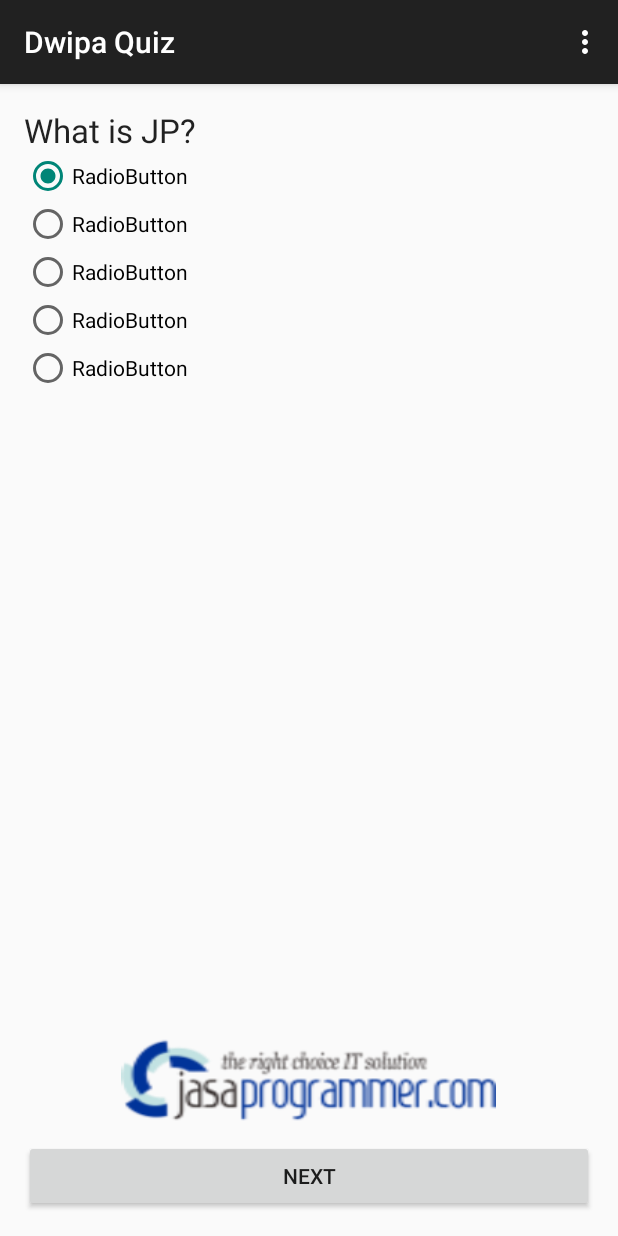
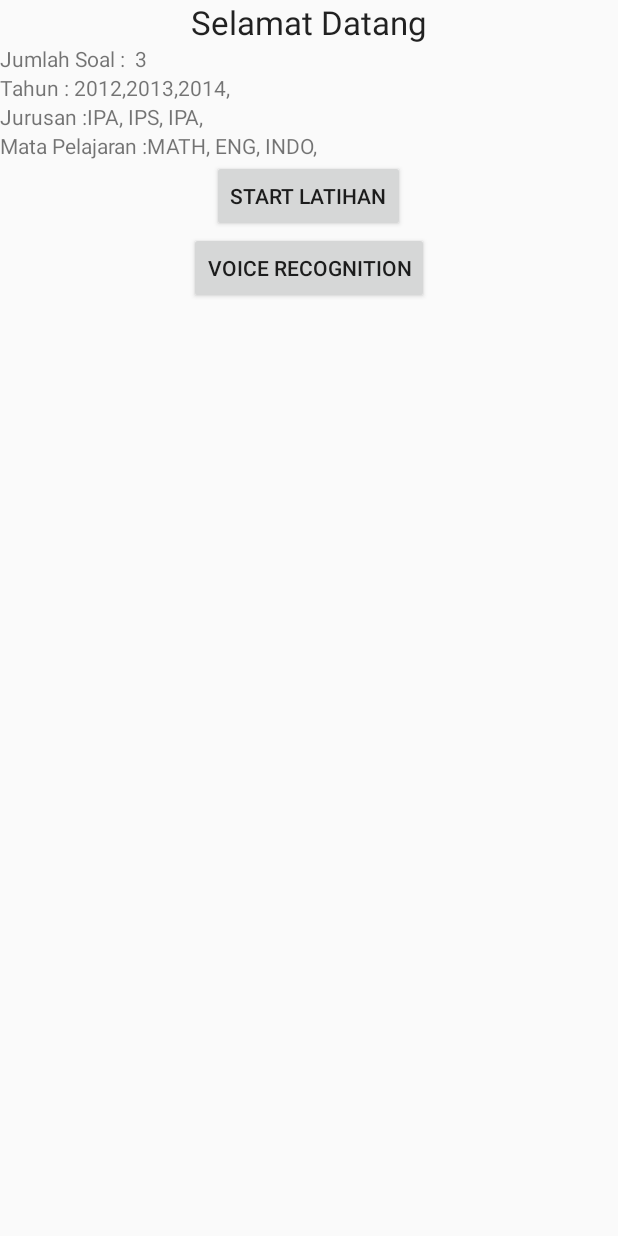
Before and after one commit to kadekParwanta/DwipaQuiz, an Android app: the screen it shows after launch (QuizActivity before the commit, MainActivity after it), on a phone screen of 412 x 824 dp. Run offline under Robolectric (Android 15) with nearby library versions, the phone set to English and light mode, and no system bars.

Commit message:
Add MainActivity

```diff
--- /dev/null
+++ b/app/src/main/java/tk/dwipayana/dwipaquiz/MainActivity.java
@@ -0,0 +1,92 @@
+package tk.dwipayana.dwipaquiz;
+
+import android.app.Activity;
+import android.content.Context;
+import android.content.Intent;
+import android.os.Bundle;
+import android.view.View;
+import android.widget.Button;
+import android.widget.TextView;
+
+import java.util.List;
+
+import tk.dwipayana.dwipaquiz.helper.DbHelper;
+import tk.dwipayana.dwipaquiz.model.Question;
+
+/**
+ * Created by Kadek Juliana Parwanta on 4/23/15.
+ */
+public class MainActivity extends Activity {
+    private DbHelper dbHelper;
+    private Context mContext;
+    private TextView tvSoal;
+    private TextView tvTahun;
+    private TextView tvJurusan;
+    private TextView tvMataPel;
+    private Button btnStart;
+    private Button btnVoice;
+
+    @Override
+    protected void onCreate(Bundle savedInstanceState) {
+        super.onCreate(savedInstanceState);
+        mContext = this;
+        dbHelper = new DbHelper(mContext);
+        addSampleQuestions();
+        setContentView(R.layout.activity_main);
+        tvSoal = (TextView) findViewById(R.id.tvSoal);
+        tvTahun = (TextView) findViewById(R.id.tvTahun);
+        tvJurusan = (TextView) findViewById(R.id.tvJurusan);
+        tvMataPel = (TextView) findViewById(R.id.tvMataPel);
+        btnStart = (Button) findViewById(R.id.button_start);
+        btnVoice = (Button) findViewById(R.id.btnVoiceRec);
+
+        int soalCount = dbHelper.rowCount();
+        tvSoal.append(" "+soalCount);
+
+        List<Integer> yearList = dbHelper.getYearList();
+        for (Integer i : yearList) {
+            tvTahun.append(i + ",");
+            List<Question.MAJOR> majorList = dbHelper.getMajorListInYear(i);
+            for (Question.MAJOR major : majorList) {
+                tvJurusan.append(major.name() + ", ");
+                List<Question.TOPICS> topicsList = dbHelper.getTopicListInYearAndMajor(i,major);
+                for (Question.TOPICS topic : topicsList) tvMataPel.append(topic.name() + ", ");
+            }
+        }
+
+        btnStart.setOnClickListener(new View.OnClickListener() {
+            @Override
+            public void onClick(View view) {
+                Intent i = new Intent();
+                i.setClass(mContext, QuizActivity.class);
+                startActivity(i);
+            }
+        });
+
+        btnVoice.setOnClickListener(new View.OnClickListener() {
+            @Override
+            public void onClick(View view) {
+                Intent i = new Intent();
+                i.setClass(mContext, VoiceRecognitionActivity.class);
+                startActivity(i);
+            }
+        });
+    }
+
+    public void addSampleQuestions()
+    {
+        if (dbHelper.rowCount() > 0) return;
+        String[] options1 = {"12", "179", "917", "791"};
+        Question q1=new Question(2012, Question.TOPICS.MATH, Question.MAJOR.IPA, "Hitung 200 - 3 = ?", options1, "197", "iauhsfkhal");
+        dbHelper.addQuestion(q1);
+
+        String[] options2 = {"Monday", "Tuesday", "Wednesday", "Thursday"};
+        Question q2=new Question(2013, Question.TOPICS.ENG, Question.MAJOR.IPS, "What day is 26 Juli 1987?", options2, "Sunday", "iauhsfkhal");
+        dbHelper.addQuestion(q2);
+
+
+        String[] options3 = {"Aku", "Kamu", "Mereka","Dia"};
+        Question q3=new Question(2014, Question.TOPICS.INDO, Question.MAJOR.IPA, "Siapa presiden pertama Indonesia?", options3, "ir. Soekarno", "iauhsfkhal");
+        dbHelper.addQuestion(q3);
+    }
+}
--- a/app/src/main/java/tk/dwipayana/dwipaquiz/QuizActivity.java
+++ b/app/src/main/java/tk/dwipayana/dwipaquiz/QuizActivity.java
@@ -8,6 +8,7 @@ import android.view.Menu;
 import android.view.MenuItem;
 import android.view.View;
 import android.widget.Button;
+import android.widget.ProgressBar;
 import android.widget.RadioButton;
 import android.widget.RadioGroup;
 import android.widget.TextView;
@@ -26,11 +27,12 @@ public class QuizActivity extends ActionBarActivity {
     int qid=0;
     int totalQuestions;
     Question currentQ;
-    TextView txtQuestion;
+    TextView txtQuestion, txtTahun, txtMataPel;
     RadioButton rda, rdb, rdc, rdd, rde;
     RadioGroup radioGroup1;
     Button butNext;
     DbHelper db;
+    private ProgressBar progressBar;
 
     @Override
     protected void onCreate(Bundle savedInstanceState) {
@@ -38,9 +40,9 @@ public class QuizActivity extends ActionBarActivity {
         setContentView(R.layout.activity_quiz);
 
         db=new DbHelper(this);
-        addSampleQuestions();
         quesList=db.getAllQuestions();
         currentQ=quesList.get(qid);
+        totalQuestions = db.rowCount();
 
         txtQuestion=(TextView)findViewById(R.id.textView1);
         radioGroup1 = (RadioGroup)findViewById(R.id.radioGroup1);
@@ -55,6 +57,10 @@ public class QuizActivity extends ActionBarActivity {
         rde = (RadioButton)findViewById(R.id.radio4);
         rde.setTag(4);
         butNext=(Button)findViewById(R.id.button1);
+        txtTahun = (TextView) findViewById(R.id.tv_tahun);
+        txtMataPel = (TextView) findViewById(R.id.tv_mata_pel);
+        progressBar = (ProgressBar) findViewById(R.id.progressBarQuest);
+        progressBar.setMax(totalQuestions);
 
         setQuestionView();
 
@@ -67,9 +73,7 @@ public class QuizActivity extends ActionBarActivity {
                     currentQ=quesList.get(qid);
                     setQuestionView();
                 }else{
-                    //TODO: put the voice recognition somewhere else
-//                    Intent intent = new Intent(QuizActivity.this, ResultActivity.class);
-                    Intent intent = new Intent(QuizActivity.this, VoiceRecognitionActivity.class);
+                    Intent intent = new Intent(QuizActivity.this, ResultActivity.class);
                     Bundle b = new Bundle();
                     b.putInt("score", score);
                     intent.putExtras(b);
@@ -106,8 +110,9 @@ public class QuizActivity extends ActionBarActivity {
 
     private void setQuestionView()
     {
-        totalQuestions = db.rowCount();
-        txtQuestion.setText(currentQ.getQuestion());
+        txtTahun.setText("Tahun: " + currentQ.getYear());
+        txtMataPel.setText("Mata Pelajaran " + currentQ.getTopic().toString().toLowerCase());
+        txtQuestion.setText(qid + 1 + " . " + currentQ.getQuestion());
         String[] options = currentQ.getOptions();
         Random rand = new Random();
         int i = rand.nextInt(5);
@@ -124,23 +129,6 @@ public class QuizActivity extends ActionBarActivity {
             k++;
         }
         qid++;
-    }
-
-    public void addSampleQuestions()
-    {
-        if (db.rowCount() > 0) return;
-
-        String[] options1 = {"Abundance", "Anxiety", "Bruxism", "Discipline"};
-        Question q1=new Question(2012, Question.TOPICS.INDO, Question.MAJOR.IPA, "What is JP?", options1, "Jasa Programmer1", "iauhsfkhal");
-        db.addQuestion(q1);
-
-        String[] options2 = {"Monas, Jakarta", "Gelondong, Bangun Tapan, bantul", "Gelondong, Bangun Tapan, bandul", "Gelondong, Bangun Tapan, bantul"};
-        Question q2=new Question(2012, Question.TOPICS.INDO, Question.MAJOR.IPA, "where the JP place?", options2, "Gelondong, Bangun Tapan, bantul2", "iauhsfkhal");
-        db.addQuestion(q2);
-
-
-        String[] options3 = {"JP is programmer home", "JP also realigy home", "all answer is true","all answer is true"};
-        Question q3=new Question(2012, Question.TOPICS.INDO, Question.MAJOR.IPA, "what do you know about JP?", options3, "all answer is true3", "iauhsfkhal");
-        db.addQuestion(q3);
+        progressBar.setProgress(qid);
     }
 }
--- a/app/src/main/java/tk/dwipayana/dwipaquiz/helper/DbHelper.java
+++ b/app/src/main/java/tk/dwipayana/dwipaquiz/helper/DbHelper.java
@@ -5,10 +5,12 @@ import android.content.Context;
 import android.database.Cursor;
 import android.database.sqlite.SQLiteDatabase;
 import android.database.sqlite.SQLiteOpenHelper;
+import android.util.Log;
 
 import java.util.ArrayList;
 import java.util.HashSet;
 import java.util.List;
+import java.util.Random;
 
 import tk.dwipayana.dwipaquiz.model.Question;
 
@@ -118,10 +120,22 @@ public class DbHelper extends SQLiteOpenHelper {
                     String optB = cursor.getString(cursor.getColumnIndex(KEY_OPTB));
                     String optC = cursor.getString(cursor.getColumnIndex(KEY_OPTC));
                     String optD = cursor.getString(cursor.getColumnIndex(KEY_OPTD));
-                    options[0] = optA;
-                    options[1] = optB;
-                    options[2] = optC;
-                    options[3] = optD;
+                    Random rand = new Random();
+                    int a = rand.nextInt(4);
+                    options[a] = optA;
+
+                    int b = rand.nextInt(4);
+                    while (b == a) b = rand.nextInt(4);
+                    options[b] = optB;
+
+                    int c = rand.nextInt(4);
+                    while (c == b || c == a) c = rand.nextInt(4);
+                    options[c] = optC;
+
+                    int d = rand.nextInt(4);
+                    while (d == c || d == b || d == a) d = rand.nextInt(4);
+                    options[d] = optD;
+
                     quest.setOptions(options);
 
                     quest.setSolutionID(cursor.getString(cursor.getColumnIndex(KEY_SOLUTION_ID)));
--- /dev/null
+++ b/app/src/main/res/layout/activity_main.xml
@@ -0,0 +1,52 @@
+<?xml version="1.0" encoding="utf-8"?>
+<LinearLayout xmlns:android="http://schemas.android.com/apk/res/android"
+    android:orientation="vertical" android:layout_width="match_parent"
+    android:layout_height="match_parent">
+
+    <TextView
+        android:layout_width="wrap_content"
+        android:layout_height="wrap_content"
+        android:textAppearance="?android:attr/textAppearanceLarge"
+        android:text="Selamat Datang"
+        android:id="@+id/textView"
+        android:layout_gravity="center_horizontal" />
+
+    <TextView
+        android:layout_width="wrap_content"
+        android:layout_height="wrap_content"
+        android:text="Jumlah Soal : "
+        android:id="@+id/tvSoal" />
+
+    <TextView
+        android:layout_width="wrap_content"
+        android:layout_height="wrap_content"
+        android:text="Tahun : "
+        android:id="@+id/tvTahun" />
+
+    <TextView
+        android:layout_width="wrap_content"
+        android:layout_height="wrap_content"
+        android:text="Jurusan :"
+        android:id="@+id/tvJurusan" />
+
+    <TextView
+        android:layout_width="wrap_content"
+        android:layout_height="wrap_content"
+        android:text="Mata Pelajaran :"
+        android:id="@+id/tvMataPel" />
+
+    <Button
+        android:layout_width="wrap_content"
+        android:layout_height="wrap_content"
+        android:text="Start Latihan"
+        android:id="@+id/button_start"
+        android:layout_gravity="center_horizontal" />
+
+    <Button
+        android:layout_width="wrap_content"
+        android:layout_height="wrap_content"
+        android:text="Voice Recognition"
+        android:id="@+id/btnVoiceRec"
+        android:layout_gravity="center_horizontal" />
+
+</LinearLayout>
--- a/app/src/main/res/values/strings.xml
+++ b/app/src/main/res/values/strings.xml
@@ -5,4 +5,6 @@
     <string name="action_settings">Settings</string>
     <string name="str_next">Next</string>
     <string name="title_activity_result">Results!!!</string>
+    <string name="title_activity_quiz">Quiz</string>
+    <string name="title_activity_dialog">Dialogue</string>
 </resources>
```
Also changed, not shown: app/src/main/AndroidManifest.xml (+6 -2 lines), app/src/main/java/tk/dwipayana/dwipaquiz/ResultActivity.java (+11 -6 lines), app/src/main/res/layout/activity_quiz.xml (+27 -0 lines).
